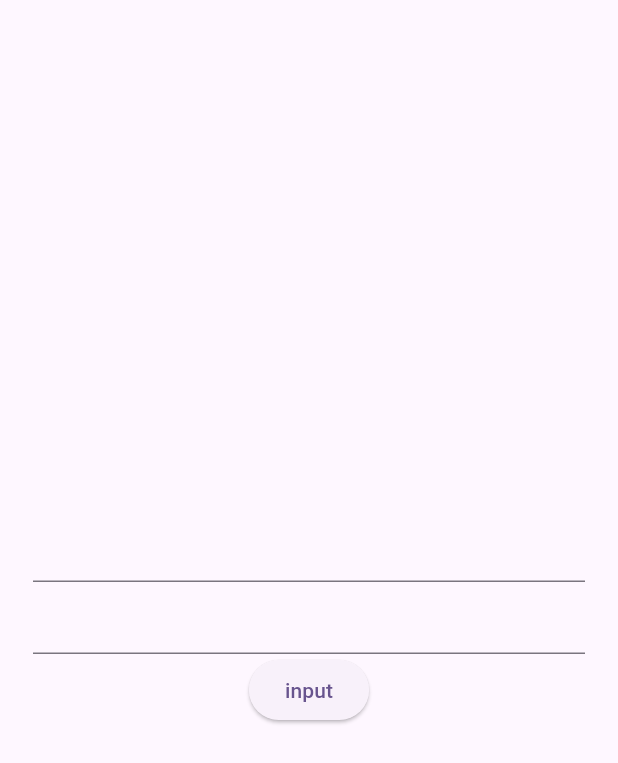
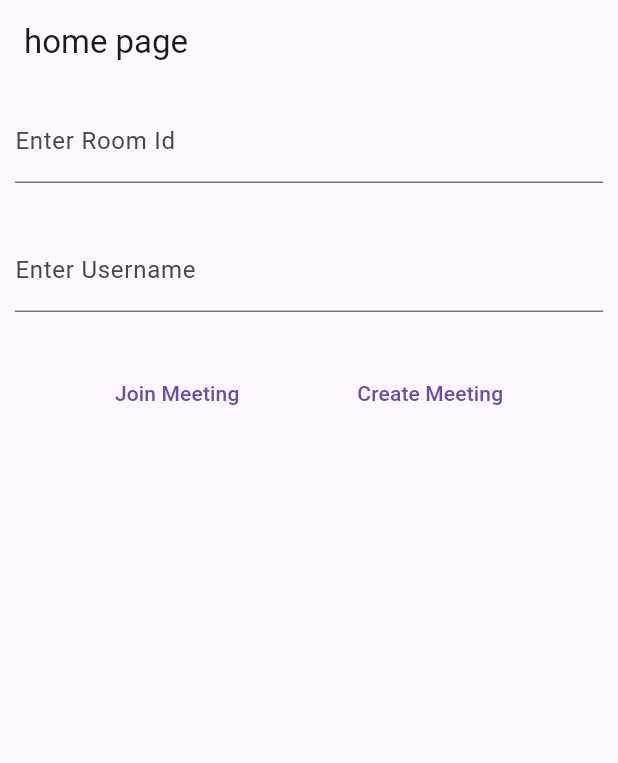
Before and after one commit to SahadMPP/test_call, a Flutter app: the screen it shows after launch, on a phone screen of 412 x 824 dp. Shown: the top 763 px of the screen. Run offline on Flutter 3.47's test engine with Material 3 defaults, Android fonts, the light colour scheme and no system bars; our stand-ins replace permission_handler; missing offline and left inert: zego_express_engine.

Commit message:
calling using skd

```diff
--- /dev/null
+++ b/lib/calling_config/screens/home_page.dart
@@ -0,0 +1,96 @@
+import 'package:call_tester/calling_config/screens/cal_page.dart';
+import 'package:call_tester/calling_config/util.dart';
+import 'package:flutter/material.dart';
+
+
+class HomePage extends StatefulWidget {
+  const HomePage({super.key});
+
+  @override
+  State<HomePage> createState() => _HomePageState();
+}
+
+class _HomePageState extends State<HomePage> {
+  TextEditingController roomController = TextEditingController();
+  TextEditingController nameController = TextEditingController();
+
+  @override
+  void initState() {
+    super.initState();
+    checkPremission();
+  }
+
+  @override
+  Widget build(BuildContext context) {
+    return Scaffold(
+      appBar: AppBar(
+        title: const Text("home page"),
+      ),
+      body: Padding(
+        padding: const EdgeInsets.all(10.0),
+        child: Column(
+          children: [
+            TextFormField(
+              controller: roomController,
+              decoration: const InputDecoration(label: Text("Enter Room Id")),
+            ),
+            const SizedBox(
+              height: 30,
+            ),
+            TextFormField(
+              controller: nameController,
+              decoration: const InputDecoration(label: Text("Enter Username")),
+            ),
+            const SizedBox(
+              height: 30,
+            ),
+            Row(
+              mainAxisAlignment: MainAxisAlignment.spaceEvenly,
+              children: [
+                TextButton(
+                    onPressed: () {
+                      if (nameController.text.isEmpty || roomController.text.isEmpty) {
+                        message(context, "All fields are required");
+                      } else {
+                        // Navigate to call page
+                        Navigator.push(
+                          context,
+                          MaterialPageRoute(
+                            builder: (context) => CallView(
+                              roomId: roomController.text.trim(),
+                              name: nameController.text.trim(),
+                            ),
+                          ),
+                        );
+                      }
+                    },
+                    child: const Text("Join Meeting")),
+                TextButton(
+                    onPressed: () {
+                      if (nameController.text.isEmpty) {
+                        message(context, "Name field is required");
+                      } else {
+                        //navigate
+                        Navigator.push(
+                          context,
+                          MaterialPageRoute(
+                            builder: (context) => CallView(
+                              name: nameController.text.trim(),
+                            ),
+                          ),
+                        );
+                      }
+                    },
+                    child: const Text("Create Meeting"))
+              ],
+            ),
+          ],
+        ),
+      ),
+    );
+  }
+}
+
+void message(BuildContext context, String message) {
+  ScaffoldMessenger.of(context).showSnackBar(SnackBar(content: Text(message)));
+}
--- a/lib/main.dart
+++ b/lib/main.dart
@@ -1,47 +1,94 @@
-import 'package:call_tester/zigocheking/home_call.dart';
+// import 'package:call_tester/calling_view.dart';
+// import 'package:flutter/material.dart';
+
+// void main() {
+//   runApp(MyApp());
+// }
+
+// class MyApp extends StatelessWidget {
+//   @override
+//   Widget build(BuildContext context) {
+//     return MaterialApp(
+//       home: CallInitiationPage(),
+//     );
+//   }
+// }
+
+// class CallInitiationPage extends StatelessWidget {
+//   final TextEditingController userIdController = TextEditingController();
+//   final TextEditingController calleeIdController = TextEditingController(); // New TextEditingController for callee ID
+
+//   void _startCall(BuildContext context) {
+//     String userId = userIdController.text.isNotEmpty ? userIdController.text : "user1";
+//     String calleeId = calleeIdController.text.isNotEmpty ? calleeIdController.text : "user2"; // Default callee ID
+
+//     Navigator.push(
+//       context,
+//       MaterialPageRoute(
+//         builder: (context) => CallControlPage(userId: userId, calleeId: calleeId), // Pass callee ID
+//       ),
+//     );
+//   }
+
+//   @override
+//   Widget build(BuildContext context) {
+//     return Scaffold(
+//       appBar: AppBar(
+//         title: Text('Start Call'),
+//       ),
+//       body: Padding(
+//         padding: const EdgeInsets.all(16.0),
+//         child: Column(
+//           children: [
+//             TextField(
+//               controller: userIdController,
+//               decoration: InputDecoration(
+//                 labelText: 'Enter User ID',
+//                 border: OutlineInputBorder(),
+//               ),
+//             ),
+//             TextField(
+//               controller: calleeIdController, // New TextField for callee ID
+//               decoration: InputDecoration(
+//                 labelText: 'Enter Callee ID',
+//                 border: OutlineInputBorder(),
+//               ),
+//             ),
+//             SizedBox(height: 20),
+//             ElevatedButton(
+//               onPressed: () => _startCall(context),
+//               child: Text('Call'),
+//             ),
+//           ],
+//         ),
+//       ),
+//     );
+//   }
+// }
+
+import 'package:call_tester/calling_config/screens/home_page.dart';
 import 'package:flutter/material.dart';
+import 'package:zego_express_engine/zego_express_engine.dart';
 
-import 'package:zego_uikit_prebuilt_call/zego_uikit_prebuilt_call.dart';
-import 'package:zego_uikit_signaling_plugin/zego_uikit_signaling_plugin.dart';
-
-final navigatorKey = GlobalKey<NavigatorState>();
-
-void main() async {
-  WidgetsFlutterBinding.ensureInitialized();
-
-  /// 1.1.2: set navigator key to ZegoUIKitPrebuiltCallInvitationService
-  ZegoUIKitPrebuiltCallInvitationService().setNavigatorKey(navigatorKey);
-
-  // call the useSystemCallingUI
-  ZegoUIKit().initLog().then((value) {
-    ZegoUIKitPrebuiltCallInvitationService().useSystemCallingUI(
-      [ZegoUIKitSignalingPlugin()],
-    );
-
-    runApp(MyApp(navigatorKey: navigatorKey));
-  });
+main()async {
+   WidgetsFlutterBinding.ensureInitialized();
+  // Get your AppID and AppSign from ZEGOCLOUD Console
+  //[My Projects -> AppID] : https://console.zegocloud.com/project
+  await ZegoExpressEngine.createEngineWithProfile(ZegoEngineProfile(
+    1047661351,
+    ZegoScenario.StandardVoiceCall,
+    appSign:'c83b3a438b44b4e26f2d736dddc8745b79a5e43486b1ec3d112af78add45692c',
+  ));
+  runApp(const MyApp());
 }
 
-class MyApp extends StatefulWidget {
-  final GlobalKey<NavigatorState> navigatorKey;
-  const MyApp({super.key, required this.navigatorKey});
+class MyApp extends StatelessWidget {
+  const MyApp({super.key});
 
   @override
-  State<MyApp> createState() => _MyAppState();
-}
-
-class _MyAppState extends State<MyApp> {
-  // This widget is the root of your application.
-  @override
   Widget build(BuildContext context) {
-    return MaterialApp(
-      title: 'Flutter Demo',
-      navigatorKey: widget.navigatorKey,
-      theme: ThemeData(
-        colorScheme: ColorScheme.fromSeed(seedColor: Colors.deepPurple),
-        useMaterial3: true,
-      ),
-      home: const HomeScreenZigo(),
-    );
+    return const MaterialApp(
+        home:HomePage(),
+        );
   }
 }
--- a/lib/zigocheking/home_call.dart
+++ /dev/null
@@ -1,59 +0,0 @@
-// ignore_for_file: deprecated_member_use
-
-import 'dart:developer';
-
-import 'package:call_tester/zigocheking/call_button.dart';
-import 'package:flutter/material.dart';
-import 'package:zego_uikit_prebuilt_call/zego_uikit_prebuilt_call.dart';
-import 'package:zego_uikit_signaling_plugin/zego_uikit_signaling_plugin.dart';
-
-class HomeScreenZigo extends StatefulWidget {
-  const HomeScreenZigo({super.key});
-
-  @override
-  State<HomeScreenZigo> createState() => _HomeScreenZigoState();
-}
-
-class _HomeScreenZigoState extends State<HomeScreenZigo> {
-  TextEditingController userIdCon = TextEditingController();
-  TextEditingController userNameCon = TextEditingController();
-
-  @override
-  Widget build(BuildContext context) {
-    return Scaffold(
-      body: Center(
-        child: Padding(
-          padding: const EdgeInsets.all(22.0),
-          child: Column(
-            crossAxisAlignment: CrossAxisAlignment.center,
-            mainAxisAlignment: MainAxisAlignment.center,
-            children: [
-              TextField(
-                controller: userIdCon,
-              ),
-              TextField(
-                controller: userNameCon,
-              ),
-              ElevatedButton(
-                  onPressed: ()  {
-                    ZegoUIKitPrebuiltCallInvitationService().init(
-                      appID: 1047661351,
-                      appSign:
-                          'c83b3a438b44b4e26f2d736dddc8745b79a5e43486b1ec3d112af78add45692c',
-                      userID: userIdCon.text,
-                      userName: userNameCon.text,
-                      plugins: [ZegoUIKitSignalingPlugin()],
-                    );
-                    Navigator.of(context).push(
-                      MaterialPageRoute(
-                          builder: (context) => const CallButton()),
-                    );
-                  },
-                  child: const Text('input')),
-            ],
-          ),
-        ),
-      ),
-    );
-  }
-}
```
Also changed, not shown: lib/calling_config/screens/cal_page.dart (added, +168 -0 lines), lib/calling_config/util.dart (added, +25 -0 lines), lib/calling_view.dart (added, +175 -0 lines), lib/zigocheking/call_button.dart (deleted, +0 -56 lines), pubspec.yaml (+1 -6 lines), lib/zigocheking/call_cus.dart (deleted), pubspec.lock, 1 other file.
